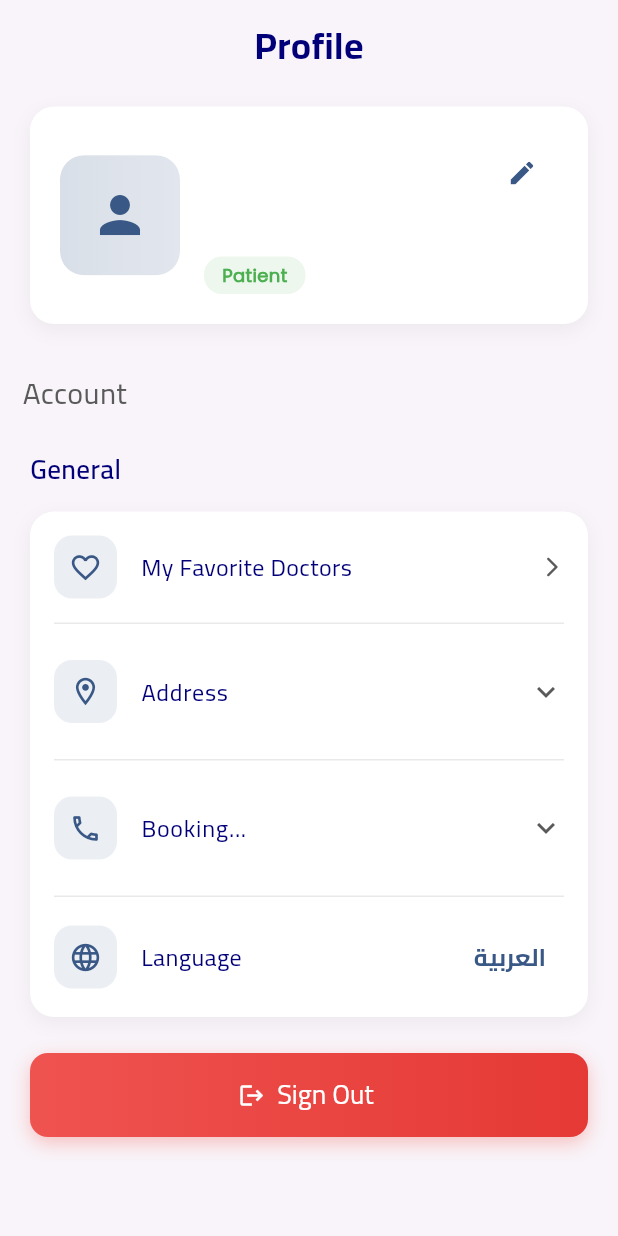
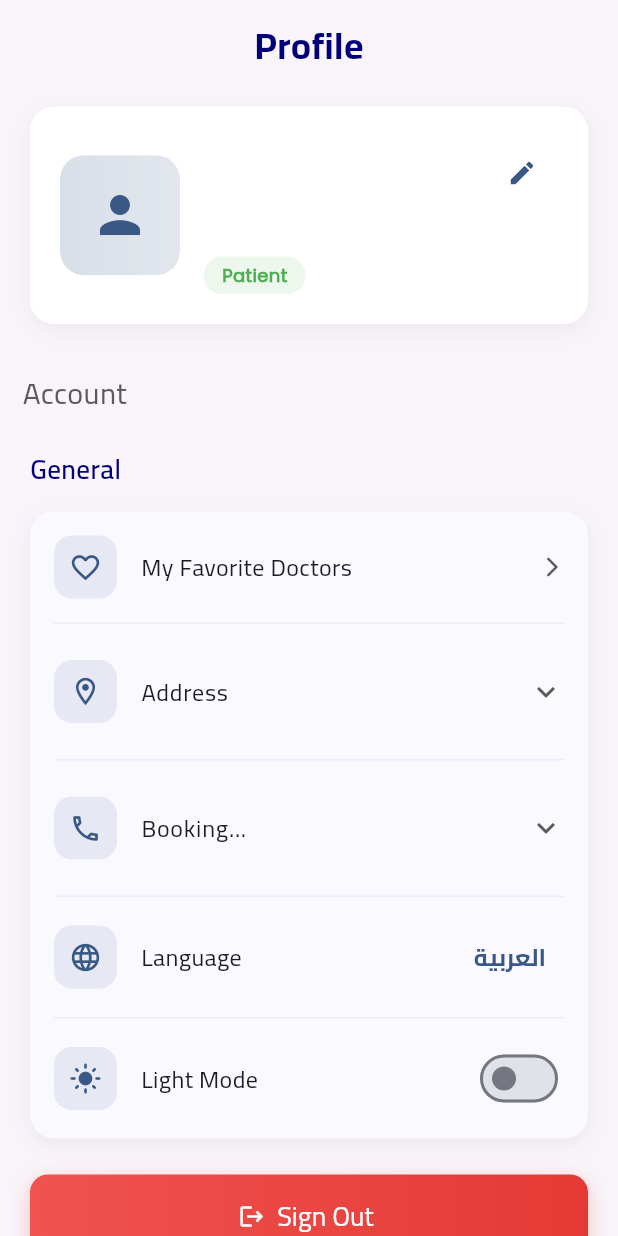
Before and after one commit to ahmedramadan-20/medical_center, a Flutter app: the ProfileView screen opened directly, on a phone screen of 412 x 824 dp. Run offline on Flutter 3.47's test engine with Material 3 defaults, Android fonts, the phone set to English and light mode, and no system bars; drawn by our look-alikes of cached_network_image; our stand-ins replace cloud_firestore, dartz, equatable, firebase_auth, firebase_core, firebase_messaging and 11 more; accounts and stored records are empty; network calls fail; project files that could hold a hidden picture were left out.

Commit message:
feat(theme): implement dark/light theme management with Clean Architecture, GetIt, and Cubit

```diff
--- /dev/null
+++ b/lib/app/global_cubit/theme_cubit.dart
@@ -0,0 +1,57 @@
+import 'package:equatable/equatable.dart';
+import 'package:flutter/material.dart';
+import 'package:flutter_bloc/flutter_bloc.dart';
+import 'package:medical_center/app/usecases/change_theme.dart';
+import 'package:medical_center/app/usecases/get_saved_theme.dart';
+import 'package:medical_center/core/usecases/usecase.dart';
+
+part 'theme_state.dart';
+
+/// Cubit for managing application theme settings (Dark/Light mode).
+class ThemeCubit extends Cubit<ThemeState> {
+  ThemeCubit({
+    required this.getSavedThemeUseCase,
+    required this.changeThemeUseCase,
+  }) : super(ThemeInitial());
+
+  final GetSavedThemeUseCase getSavedThemeUseCase;
+  final ChangeThemeUseCase changeThemeUseCase;
+
+  ThemeMode themeMode = ThemeMode.light;
+
+  /// Retrieves the saved theme preference from storage.
+  Future<void> getSavedTheme() async {
+    final response = await getSavedThemeUseCase.call(NoParams());
+    response.fold(
+      (failure) => debugPrint('getSavedThemeUseCase failed'),
+      (value) {
+        themeMode = value;
+        emit(ChangeThemeState(themeMode));
+      },
+    );
+  }
+
+  /// Changes the application theme.
+  Future<void> changeTheme(ThemeMode mode) async {
+    final response = await changeThemeUseCase.call(mode);
+    response.fold(
+      (failure) => debugPrint('changeThemeUseCase failed'),
+      (value) {
+        themeMode = mode;
+        emit(ChangeThemeState(themeMode));
+      },
+    );
+  }
+
+  /// Toggles between light and dark mode.
+  void toggleTheme() {
+    if (themeMode == ThemeMode.light) {
+      changeTheme(ThemeMode.dark);
+    } else {
+      changeTheme(ThemeMode.light);
+    }
+  }
+
+  /// Checks if current theme is dark.
+  bool get isDark => themeMode == ThemeMode.dark;
+}
--- /dev/null
+++ b/lib/app/global_cubit/theme_state.dart
@@ -0,0 +1,18 @@
+part of 'theme_cubit.dart';
+
+abstract class ThemeState extends Equatable {
+  const ThemeState();
+
+  @override
+  List<Object> get props => [];
+}
+
+class ThemeInitial extends ThemeState {}
+
+class ChangeThemeState extends ThemeState {
+  final ThemeMode themeMode;
+  const ChangeThemeState(this.themeMode);
+
+  @override
+  List<Object> get props => [themeMode];
+}
--- /dev/null
+++ b/lib/app/usecases/change_theme.dart
@@ -0,0 +1,15 @@
+import 'package:dartz/dartz.dart';
+import 'package:flutter/material.dart';
+import 'package:medical_center/app/repositories/theme_repository.dart';
+import 'package:medical_center/core/errors/failures.dart';
+import 'package:medical_center/core/usecases/usecase.dart';
+
+/// Use case for changing the application theme.
+class ChangeThemeUseCase implements UseCase<bool, ThemeMode> {
+  ChangeThemeUseCase({required this.themeRepository});
+  final ThemeRepository themeRepository;
+
+  @override
+  Future<Either<Failure, bool>> call(ThemeMode themeMode) =>
+      themeRepository.changeTheme(themeMode: themeMode);
+}
--- /dev/null
+++ b/lib/app/usecases/get_saved_theme.dart
@@ -0,0 +1,15 @@
+import 'package:dartz/dartz.dart';
+import 'package:flutter/material.dart';
+import 'package:medical_center/app/repositories/theme_repository.dart';
+import 'package:medical_center/core/errors/failures.dart';
+import 'package:medical_center/core/usecases/usecase.dart';
+
+/// Use case for retrieving the saved theme preference.
+class GetSavedThemeUseCase implements UseCase<ThemeMode, NoParams> {
+  GetSavedThemeUseCase({required this.themeRepository});
+  final ThemeRepository themeRepository;
+
+  @override
+  Future<Either<Failure, ThemeMode>> call(NoParams params) =>
+      themeRepository.getSavedTheme();
+}
--- a/lib/features/profile/presentation/views/profile_view.dart
+++ b/lib/features/profile/presentation/views/profile_view.dart
@@ -23,7 +23,6 @@ class ProfileView extends StatelessWidget {
                 child: CircularProgressIndicator(),
               )
             : Scaffold(
-                backgroundColor: AppColors.offWhite,
                 body: SafeArea(
                   child: CustomScrollView(
                     slivers: [
--- a/lib/features/profile/presentation/widgets/custom_profile_view_list_tile.dart
+++ b/lib/features/profile/presentation/widgets/custom_profile_view_list_tile.dart
@@ -5,6 +5,7 @@ import 'package:go_router/go_router.dart';
 import 'package:medical_center/core/utils/app_colors.dart';
 import 'package:medical_center/core/utils/app_text_styles.dart';
 import 'package:medical_center/core/widgets/custom_change_lang_button.dart';
+import 'package:medical_center/app/global_cubit/theme_cubit.dart';
 import 'package:medical_center/features/profile/presentation/profile_cubit/profile_cubit.dart';
 import 'package:medical_center/generated/l10n.dart';
 
@@ -28,7 +29,7 @@ class CustomProfileListTile extends StatelessWidget {
             const SizedBox(height: 16),
             Container(
               decoration: BoxDecoration(
-                color: Colors.white,
+                color: Theme.of(context).colorScheme.surface,
                 borderRadius: BorderRadius.circular(16),
                 boxShadow: [
                   BoxShadow(
@@ -109,6 +110,8 @@ class CustomProfileListTile extends StatelessWidget {
                   ),
                   _buildDivider(),
                   _buildLanguageTile(context),
+                  _buildDivider(),
+                  _buildThemeTile(context),
                 ],
               ),
             ),
@@ -215,7 +218,7 @@ class CustomProfileListTile extends StatelessWidget {
                   title,
                   style: AppTextStyles.cairo400Style20.copyWith(
                     fontSize: 16,
-                    color: AppColors.deepBlue,
+                    color: Theme.of(context).colorScheme.onSurface,
                   ),
                 ),
               ),
@@ -253,7 +256,7 @@ class CustomProfileListTile extends StatelessWidget {
             title,
             style: AppTextStyles.cairo400Style20.copyWith(
               fontSize: 16,
-              color: AppColors.deepBlue,
+              color: Theme.of(context).colorScheme.onSurface,
             ),
           ),
           iconColor: AppColors.primaryColor,
@@ -284,7 +287,7 @@ class CustomProfileListTile extends StatelessWidget {
                 S.of(context).language,
                 style: AppTextStyles.cairo400Style20.copyWith(
                   fontSize: 16,
-                  color: AppColors.deepBlue,
+                  color: Theme.of(context).colorScheme.onSurface,
                 ),
               ),
             ),
@@ -293,11 +296,54 @@ class CustomProfileListTile extends StatelessWidget {
         ),
       );
 
+  Widget _buildThemeTile(BuildContext context) =>
+      BlocBuilder<ThemeCubit, ThemeState>(
+        builder: (context, state) {
+          final isDark = context.read<ThemeCubit>().isDark;
+          return Padding(
+            padding: const EdgeInsets.all(16),
+            child: Row(
+              children: [
+                Container(
+                  padding: const EdgeInsets.all(10),
+                  decoration: BoxDecoration(
+                    color: AppColors.primaryColor.withValues(alpha: 0.1),
+                    borderRadius: BorderRadius.circular(12),
+                  ),
+                  child: Icon(
+                    isDark ? Icons.dark_mode : Icons.light_mode,
+                    color: AppColors.primaryColor,
+                    size: 22,
+                  ),
+                ),
+                const SizedBox(width: 16),
+                Expanded(
+                  child: Text(
+                    isDark ? 'Dark Mode' : 'Light Mode',
+                    style: AppTextStyles.cairo400Style20.copyWith(
+                      fontSize: 16,
+                      color: Theme.of(context).colorScheme.onSurface,
+                    ),
+                  ),
+                ),
+                Switch.adaptive(
+                  value: isDark,
+                  activeColor: AppColors.primaryColor,
+                  onChanged: (value) {
+                    context.read<ThemeCubit>().toggleTheme();
+                  },
+                ),
+              ],
+            ),
+          );
+        },
+      );
+
   Widget _buildDivider() => Padding(
         padding: const EdgeInsets.symmetric(horizontal: 16),
         child: Divider(
           height: 1,
-          color: AppColors.lightGrey.withValues(alpha: 0.5),
+          color: AppColors.lightGrey.withValues(alpha: 0.3),
         ),
       );
 }
```
Also changed, not shown: lib/app/medical_center_app.dart (+18 -4 lines), lib/app/repositories/theme_repository.dart (added, +12 -0 lines), lib/core/database/cache/theme_local_data_source.dart (added, +27 -0 lines), lib/core/repositories/theme_repository_impl.dart (added, +42 -0 lines), lib/core/services/service_locator.dart (+32 -0 lines).
